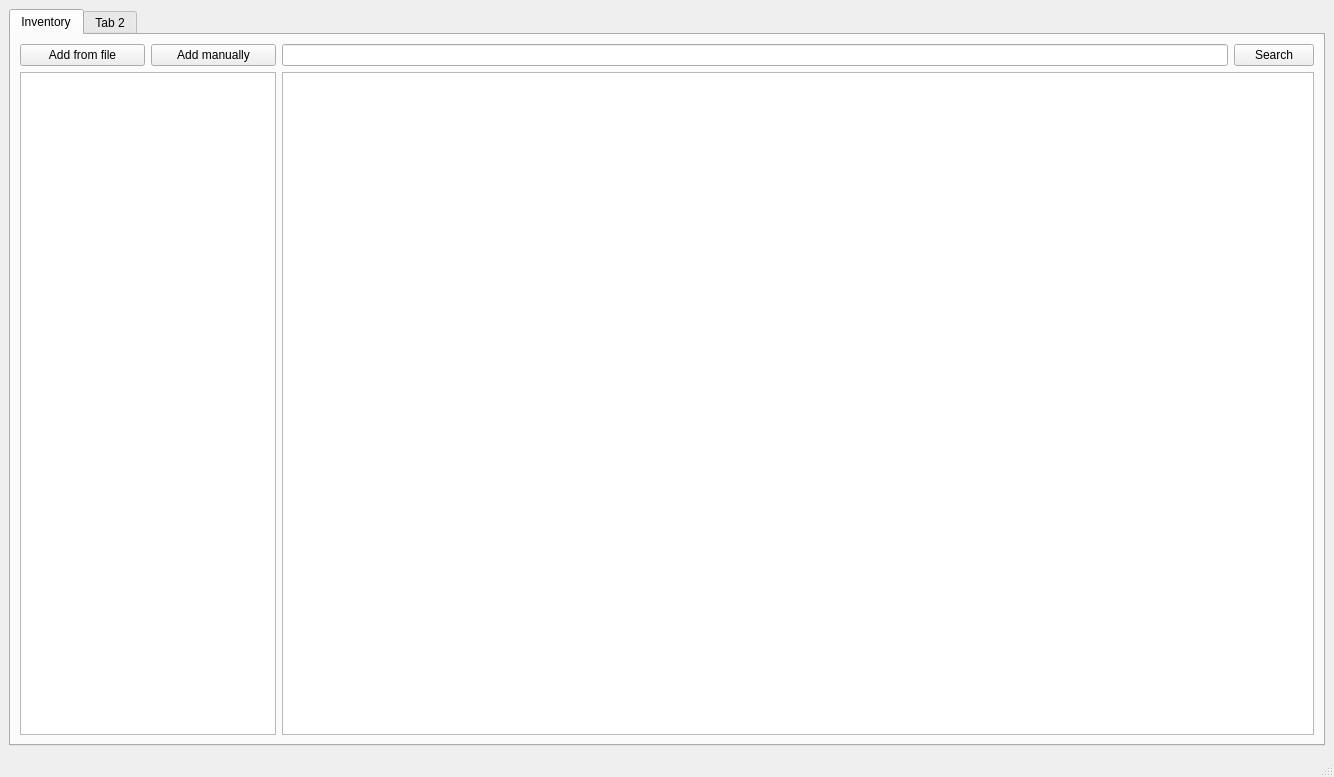
Before: the Qt Designer form src/ui/main_window.ui in Digon84/handcraft_cost_analyzer, drawn with Qt 5.
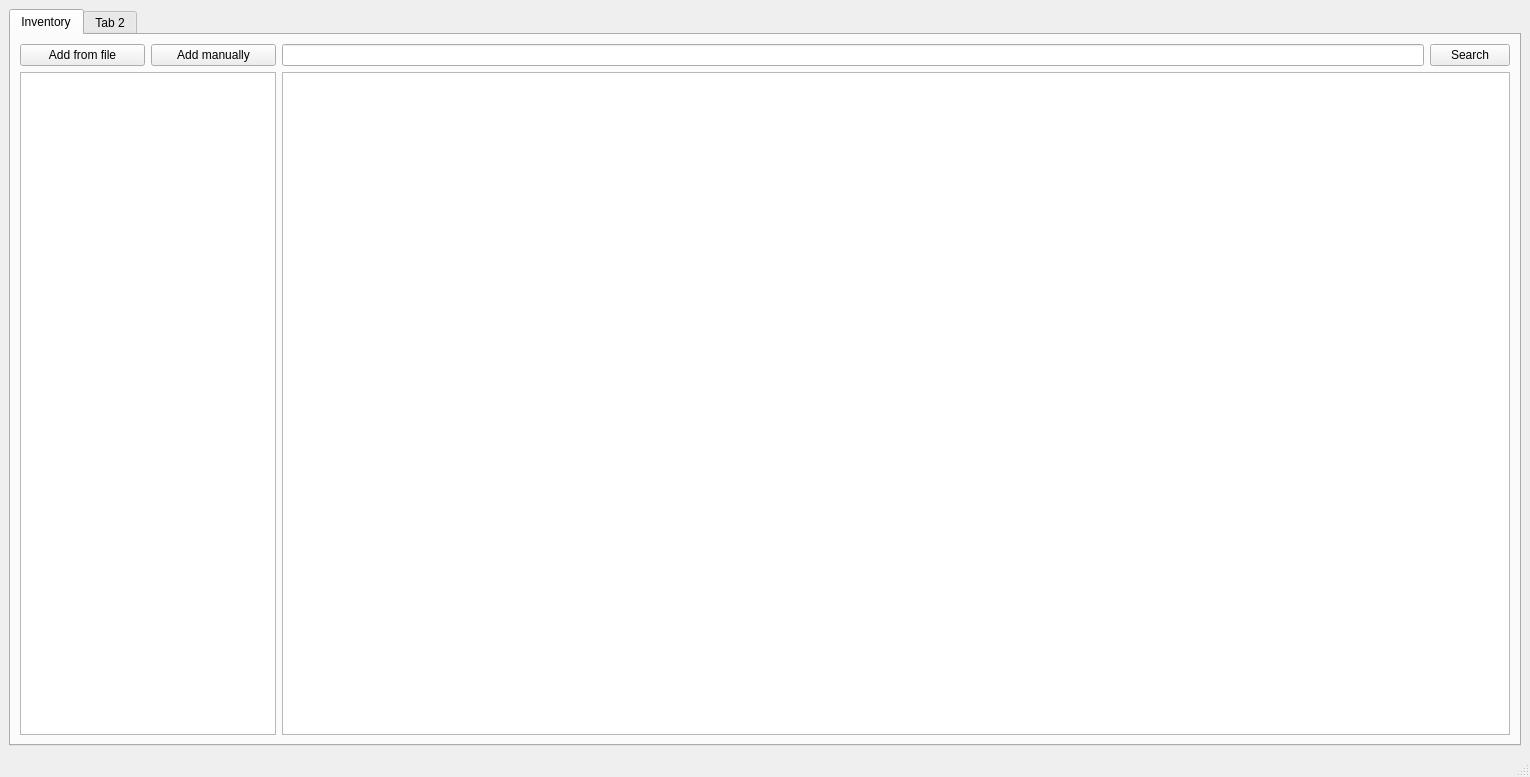
After: the same form once the commit is applied. Icons and pictures are not drawn.

What changed in the file:
```diff
--- a/src/ui/main_window.ui
+++ b/src/ui/main_window.ui
@@ -6,7 +6,7 @@
    <rect>
     <x>0</x>
     <y>0</y>
-    <width>1334</width>
+    <width>1530</width>
     <height>777</height>
    </rect>
   </property>
```
Left out of the diff: 2 changed lines with no effect on the pictures.
